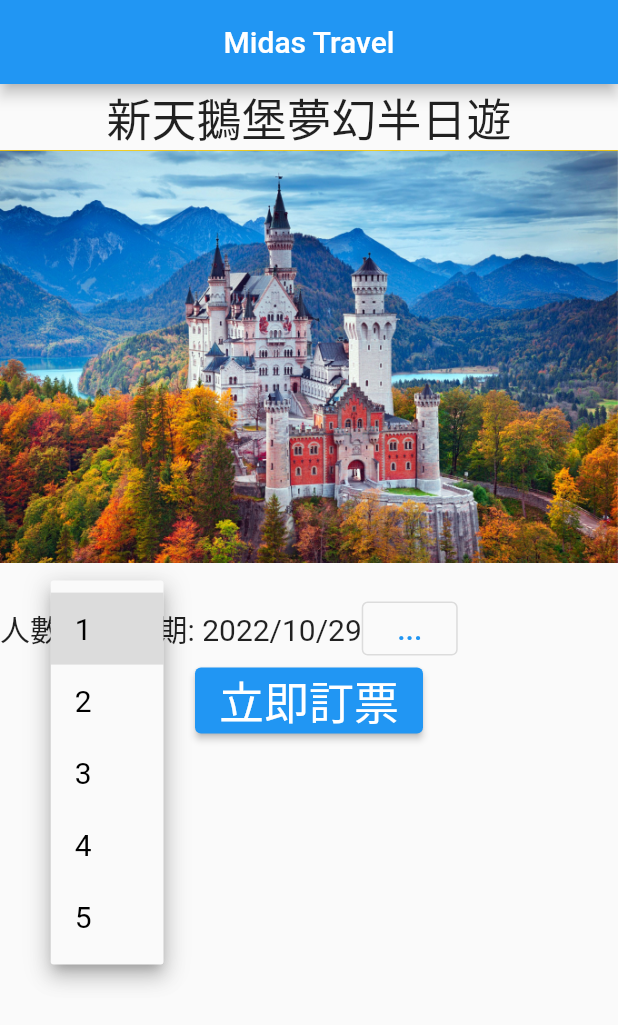
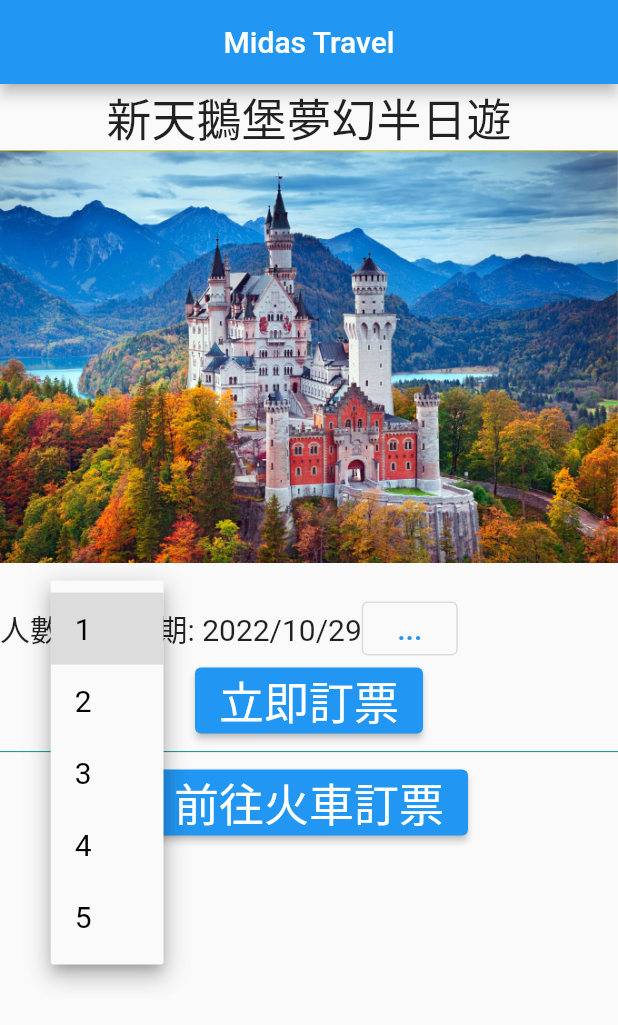
Before and after one commit to az198071123/bts-trip-app, a Flutter app: the screen it shows after launch, after a tap on an icon or button, on a phone screen of 412 x 824 dp. Shown: the top 1025 px of the screen. Run offline on Flutter 3.47's test engine with Material 2 defaults, Android fonts, the phone set to English and light mode, and no system bars.

```diff
--- a/lib/main.dart
+++ b/lib/main.dart
@@ -1,27 +1,57 @@
 import 'package:flutter/material.dart';
 import 'pages/schlossNeuschwanstein_item.dart';
+import 'pages/train_page.dart';
 
 void main() {
-  runApp(const MyApp());
+  runApp(MyApp());
 }
 
 class MyApp extends StatelessWidget {
-  const MyApp({super.key});
-
-  // This widget is the root of your application.
   @override
   Widget build(BuildContext context) {
     return MaterialApp(
-      home: Scaffold(
-        // backgroundColor: Color(0xFFFFCC00),
+      home: MainPage(),
+    );
+  }
+}
+
+class MainPage extends StatefulWidget {
+  const MainPage({Key? key}) : super(key: key);
+
+  @override
+  State<MainPage> createState() => _MainPageState();
+}
+
+class _MainPageState extends State<MainPage> {
+  @override
+  Widget build(BuildContext context) {
+    return Scaffold(
       appBar: AppBar(
         title: const Center(child: Text('Midas Travel')),
       ),
       body: Column(
-          children: const [
+        children: [
           SchlossNeuschwansteinPage(),
+          SizedBox(
+            height: 20.0,
+            // width: 150.0,
+            child: Divider(
+              color: Colors.teal,
+            ),
+          ),
+          ElevatedButton(
+            onPressed: () {
+              Navigator.push(context,
+                  MaterialPageRoute(builder: (context) => TrainPage()));
+            },
+            child: const Text(
+              '前往火車訂票',
+              style: TextStyle(
+                fontSize: 30.0,
+              ),
+            ),
+          ),
         ],
-        ),
       ),
     );
   }
```
Also changed, not shown: lib/pages/train_page.dart (added, +25 -0 lines). Lines whose indentation alone changed are shown as unchanged.
